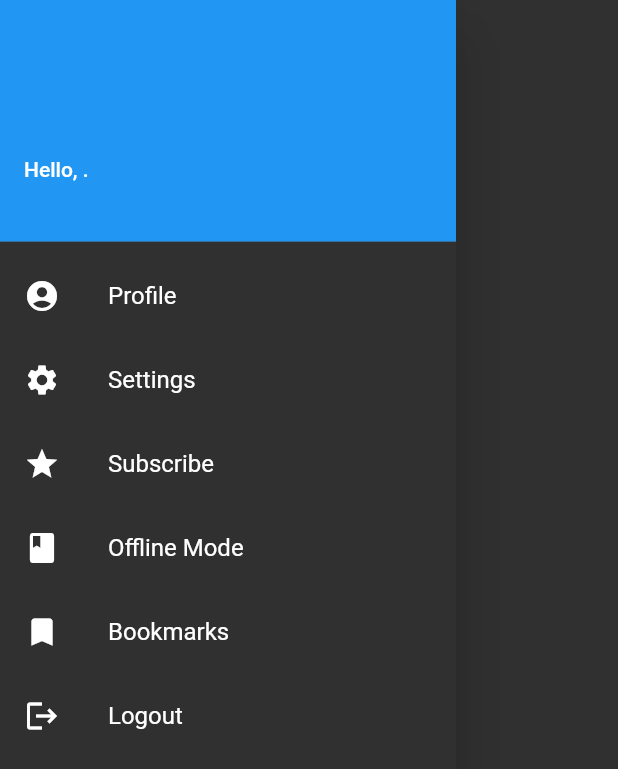
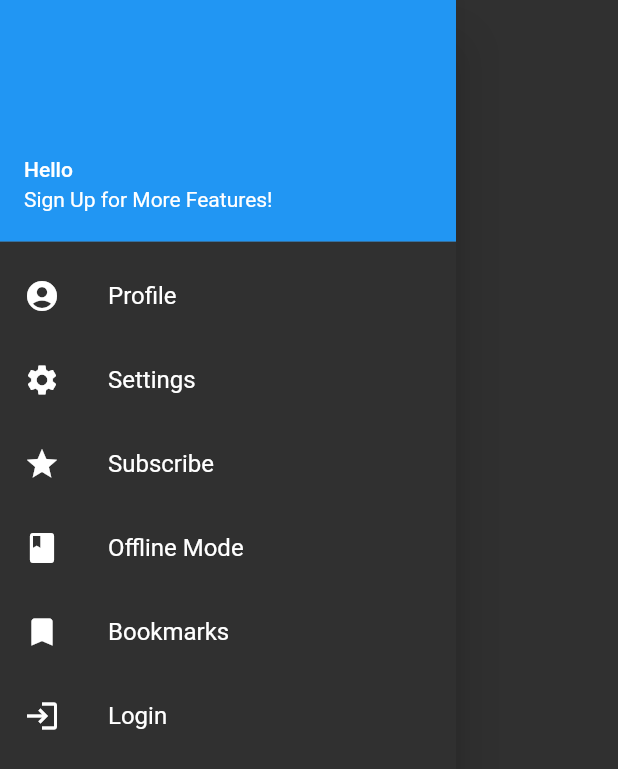
Before and after one commit to Oskilla69/MangaApp, a Flutter app: the SideMenu widget shown alone on an empty page, opened directly, on a phone screen of 412 x 824 dp. Shown: the top 769 px of the screen. Run offline on Flutter 3.47's test engine with Material 2 defaults, Android fonts, the light colour scheme and no system bars; our stand-ins replace another_flushbar, cached_network_image, cloud_firestore, firebase_auth, firebase_core, firebase_storage and 5 more; missing offline and left inert: another_transformer_page_view; accounts and stored records are empty.

Commit message:
added login -> bookmarks + side menu uses profile data

```diff
--- a/lib/components/home_page_grid.dart
+++ b/lib/components/home_page_grid.dart
@@ -10,7 +10,7 @@ import 'package:mangaapp/pages/manga_page.dart';
 class InfiniteScrollGrid extends StatefulWidget {
   final String sortby;
   final String mode;
-  final List<String> bookmarks;
+  final List<dynamic> bookmarks;
 
   const InfiniteScrollGrid(
       {Key? key,
--- a/lib/widgets/side_menu.dart
+++ b/lib/widgets/side_menu.dart
@@ -1,45 +1,21 @@
-import 'package:cloud_firestore/cloud_firestore.dart';
 import 'package:firebase_auth/firebase_auth.dart';
 import 'package:flutter/material.dart';
-import 'package:font_awesome_flutter/font_awesome_flutter.dart';
 import 'package:mangaapp/pages/login_page.dart';
 import 'package:mangaapp/pages/profile_page.dart';
 import 'package:mangaapp/pages/account_settings_page.dart';
 import 'package:mangaapp/pages/subscribe_page.dart';
+import 'package:shared_preferences/shared_preferences.dart';
 
 class SideMenu extends StatefulWidget {
-  final String? username;
+  final String username;
   final String? email;
-  const SideMenu({Key? key, this.username, this.email}) : super(key: key);
+  const SideMenu({Key? key, this.username = '', this.email}) : super(key: key);
 
   @override
   State<SideMenu> createState() => _SideMenuState();
 }
 
 class _SideMenuState extends State<SideMenu> {
-  final _auth = FirebaseAuth.instance;
-  final _firestore = FirebaseFirestore.instance;
-  User? currentUser;
-  String username = 'Hello';
-
-  @override
-  void initState() {
-    super.initState();
-    getCurrentUser();
-    getUsername(currentUser?.email);
-  }
-
-  void getCurrentUser() {
-    try {
-      final user = _auth.currentUser;
-      if (user != null) {
-        currentUser = user;
-      }
-    } catch (error) {
-      debugPrint(error.toString());
-    }
-  }
-
   @override
   Widget build(BuildContext context) {
     final auth = FirebaseAuth.instance;
@@ -50,20 +26,12 @@ class _SideMenuState extends State<SideMenu> {
     );
   }
 
-  void getUsername(String? email) async {
-    if (email != null) {
-      final data = await _firestore.collection('profile').doc(email).get();
-      var name = data.data()?['username'];
-      setState(() {
-        username = "Hello, $name.";
-      });
-    }
-  }
-
   Widget buildHeader(BuildContext context) {
     return UserAccountsDrawerHeader(
-        accountName: Text(username),
-        accountEmail: Text(currentUser?.email ?? 'Sign Up for More Features!'));
+        accountName: widget.username.isNotEmpty
+            ? Text("Hello, ${widget.username}")
+            : const Text("Hello"),
+        accountEmail: Text(widget.email ?? 'Sign Up for More Features!'));
   }
 
   Widget buildMenu(BuildContext context, FirebaseAuth auth) {
@@ -106,12 +74,14 @@ class _SideMenuState extends State<SideMenu> {
   }
 
   Widget _buildAuthTile(FirebaseAuth auth) {
-    return currentUser != null
+    return widget.email != null
         ? ListTile(
             leading: const Icon(Icons.logout),
             title: const Text('Logout'),
             onTap: () {
               auth.signOut();
+              SharedPreferences.getInstance()
+                  .then((preferences) => preferences.clear());
               Navigator.of(context).pushNamed(LoginPage.routeName);
             })
         : ListTile(
```
Also changed, not shown: lib/main.dart (+5 -4 lines), lib/pages/home_page.dart (+27 -5 lines).
